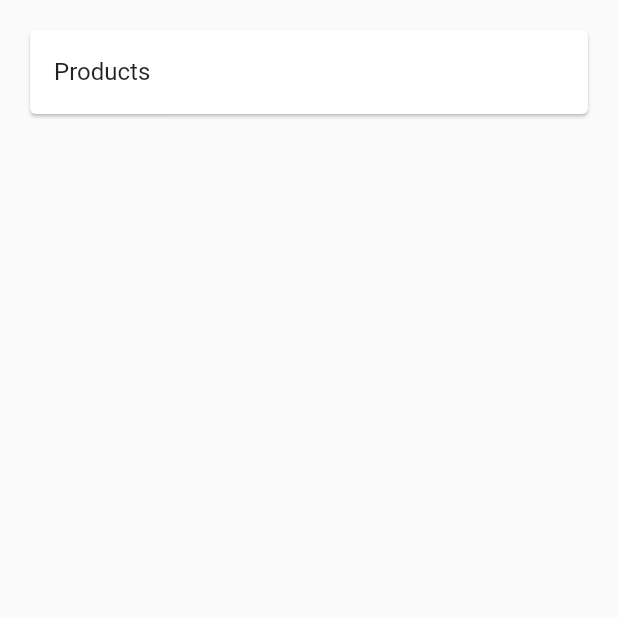
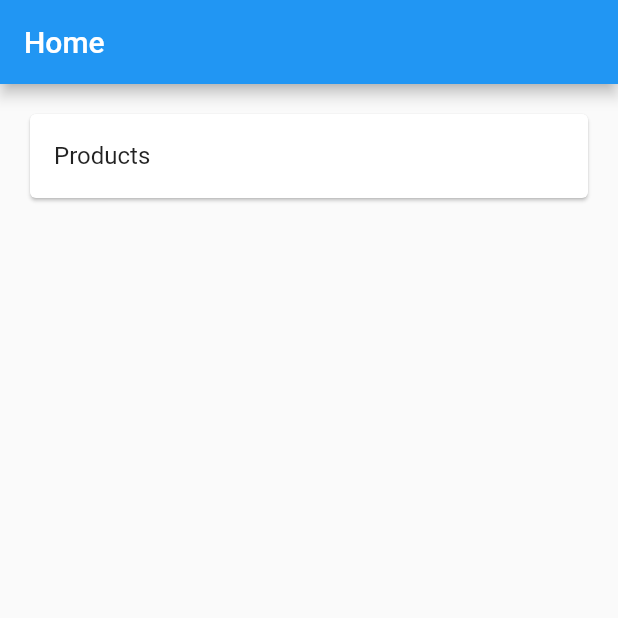
Before and after one commit to mjalbdour/mini_invoicer, a Flutter app: the screen it shows after launch, on a phone screen of 412 x 824 dp, the top half of it. Run offline on Flutter 3.47's test engine with Material 2 defaults, Android fonts, the phone set to English and light mode, and no system bars.

Commit message:
added appbar with home title

```diff
--- a/mini_invoicer_app/lib/screens/home_screen.dart
+++ b/mini_invoicer_app/lib/screens/home_screen.dart
@@ -5,6 +5,9 @@ class HomeScreen extends StatelessWidget {
   @override
   Widget build(BuildContext context) {
     return Scaffold(
+      appBar: AppBar(
+        title: Text("Home"),
+      ),
       body: ListView(
         padding: EdgeInsets.all(16.0),
         children: <Widget>[
```
